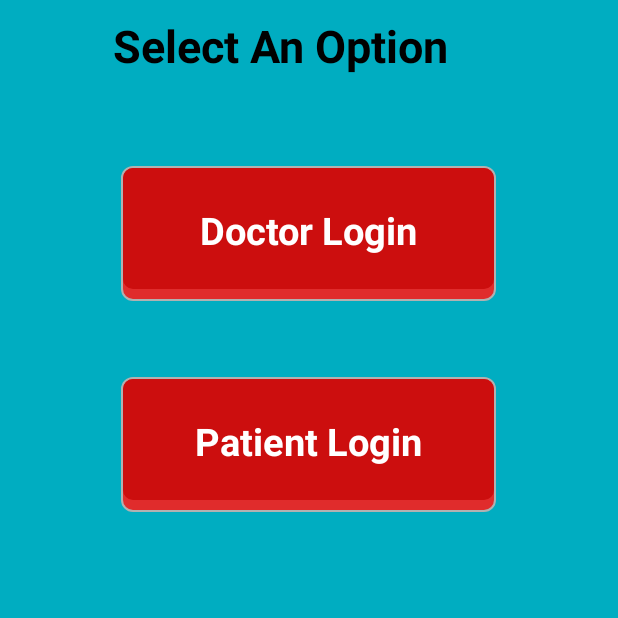
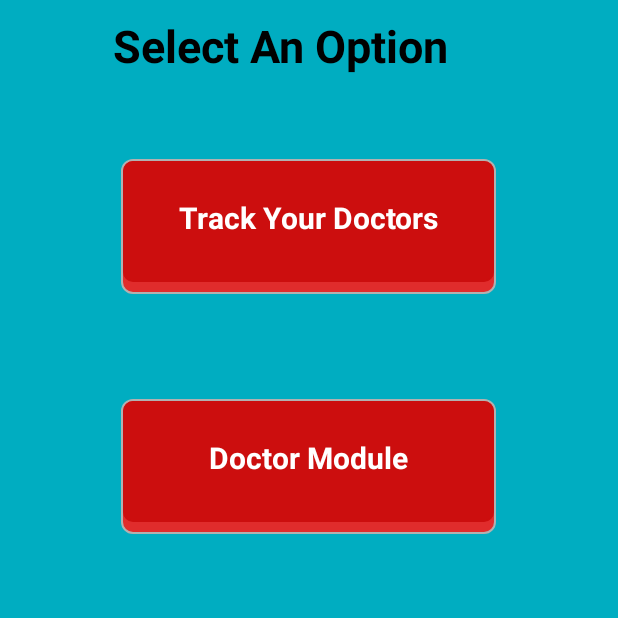
Before and after one commit to Ritika94168/DoctorFinderApp, an Android app: the FirstActivity screen opened directly, with no data from a screen before it, on a phone screen of 412 x 824 dp, the top half of it. Run offline under Robolectric (Android 15) with nearby library versions, the phone set to English and light mode, and no system bars.

Commit message:
Final Changes

```diff
--- a/app/src/main/java/com/anshul/doctorfinder/BookAppointmentActivity.java
+++ b/app/src/main/java/com/anshul/doctorfinder/BookAppointmentActivity.java
@@ -97,6 +97,8 @@ public class BookAppointmentActivity extends AppCompatActivity {
                 }
 
 
+
+
             }
         });
 
--- a/app/src/main/java/com/anshul/doctorfinder/FirstActivity.java
+++ b/app/src/main/java/com/anshul/doctorfinder/FirstActivity.java
@@ -1,22 +1,54 @@
 package com.anshul.doctorfinder;
 
+import androidx.annotation.RequiresApi;
 import androidx.appcompat.app.AppCompatActivity;
 
+import android.app.ProgressDialog;
+import android.content.Context;
 import android.content.Intent;
+import android.content.SharedPreferences;
+import android.net.Uri;
+import android.os.AsyncTask;
+import android.os.Build;
 import android.os.Bundle;
 import android.view.View;
 import android.view.WindowManager;
 import android.widget.Button;
 import android.widget.LinearLayout;
 
+import java.io.BufferedReader;
+import java.io.BufferedWriter;
+import java.io.IOException;
+import java.io.InputStream;
+import java.io.InputStreamReader;
+import java.io.OutputStream;
+import java.io.OutputStreamWriter;
+import java.net.HttpURLConnection;
+import java.net.MalformedURLException;
+import java.net.URL;
+
 public class FirstActivity extends AppCompatActivity {
 LinearLayout doctorlogin,patientlogin;
+    public static final int CONNECTION_TIMEOUT = 10000;
+    public static final int READ_TIMEOUT = 15000;
+    SharedPreferences sharedpreferences;
+    public static final String mypreference = "mypref";
+    String ps1, ps2, ps3, ps4;
+    Boolean resultSTR = false;
+    String resultpid;
+    Boolean resultSTR1 = false;
     @Override
     protected void onCreate(Bundle savedInstanceState) {
         super.onCreate(savedInstanceState);
         setContentView(R.layout.activity_first);
+        sharedpreferences = getSharedPreferences(mypreference, Context.MODE_PRIVATE);
+        ps1 = sharedpreferences.getString("LoginSession1", "");
+        ps2 = sharedpreferences.getString("Username1", "");
+        ps3 = sharedpreferences.getString("Password1", "");
+        ps4 = sharedpreferences.getString("pid", "");
         doctorlogin=(LinearLayout) findViewById(R.id.doctorlogin);
         patientlogin=(LinearLayout) findViewById(R.id.patientLogin);
+        new AsyncLogin1().execute(ps2, ps3);
          getWindow().setFlags(WindowManager.LayoutParams.FLAG_FULLSCREEN,
                 WindowManager.LayoutParams.FLAG_FULLSCREEN);
         doctorlogin.setOnClickListener(new View.OnClickListener() {
@@ -30,9 +62,23 @@ LinearLayout doctorlogin,patientlogin;
         patientlogin.setOnClickListener(new View.OnClickListener() {
             @Override
             public void onClick(View v) {
-                Intent intent=new Intent(FirstActivity.this,PatientLoginScreen.class);
-                startActivity(intent);
-                overridePendingTransition(R.anim.right_in,R.anim.left_out);
+                if (ps1.equals("LoggedInPatient") && resultSTR1) {
+//                    Intent intent = new Intent(CompleteDoctorProfile.this, PatientMainMenu.class);
+//                    intent.putExtra("pid", ps4);
+//                    startActivity(intent);
+//                    overridePendingTransition(R.anim.right_in, R.anim.left_out);
+                    Intent intent1 = new Intent(FirstActivity.this, PatientMainMenu.class);
+                    intent1.putExtra("pid",resultpid);
+                    startActivity(intent1);
+                    overridePendingTransition(R.anim.right_in, R.anim.left_out);
+                }
+                else {
+                    Intent intent=new Intent(FirstActivity.this,MainActivity.class);
+                    startActivity(intent);
+                    overridePendingTransition(R.anim.right_in,R.anim.left_out);
+
+                }
+
             }
         });
     }
@@ -43,4 +89,106 @@ LinearLayout doctorlogin,patientlogin;
         android.os.Process.killProcess(android.os.Process.myPid());
         System.exit(1);
     }
+    public class AsyncLogin1 extends AsyncTask<String, String, String> {
+        private ProgressDialog dialog = new ProgressDialog(FirstActivity.this);
+
+        HttpURLConnection conn;
+        URL url = null;
+
+        @RequiresApi(api = Build.VERSION_CODES.LOLLIPOP)
+        @Override
+        protected void onPreExecute() {
+            super.onPreExecute();
+
+        }
+
+        @Override
+        protected String doInBackground(String... params) {
+            try {
+
+                url = new URL("http://doc.gsinfotec.in/loginphpfile.php?action=loginPatient");
+
+            } catch (MalformedURLException e) {
+                // TODO Auto-generated catch block
+                e.printStackTrace();
+                return "exception";
+            }
+            try {
+                // Setup HttpURLConnection class to send and receive data from php and mysql
+                conn = (HttpURLConnection) url.openConnection();
+                conn.setReadTimeout(READ_TIMEOUT);
+                conn.setConnectTimeout(CONNECTION_TIMEOUT);
+                conn.setRequestMethod("POST");
+
+                // setDoInput and setDoOutput method depict handling of both send and receive
+                conn.setDoInput(true);
+                conn.setDoOutput(true);
+
+                // Append parameters to URL
+                Uri.Builder builder = new Uri.Builder()
+                        .appendQueryParameter("username", params[0])
+                        .appendQueryParameter("password", params[1]);
+                String query = builder.build().getEncodedQuery();
+
+                // Open connection for sending data
+                OutputStream os = conn.getOutputStream();
+                BufferedWriter writer = new BufferedWriter(
+                        new OutputStreamWriter(os, "UTF-8"));
+                writer.write(query);
+                writer.flush();
+                writer.close();
+                os.close();
+                conn.connect();
+
+            } catch (IOException e1) {
+                // TODO Auto-generated catch block
+                e1.printStackTrace();
+                return "exception";
+            }
+
+            try {
+
+                int response_code = conn.getResponseCode();
+
+                // Check if successful connection made
+                if (response_code == HttpURLConnection.HTTP_OK) {
+
+                    // Read data sent from server
+                    InputStream input = conn.getInputStream();
+                    BufferedReader reader = new BufferedReader(new InputStreamReader(input));
+                    StringBuilder result = new StringBuilder();
+                    String line;
+
+                    while ((line = reader.readLine()) != null) {
+                        result.append(line);
+                    }
+                    return (result.toString());
+
+                } else {
+
+                    return ("unsuccessful");
+                }
+
+            } catch (IOException e) {
+                e.printStackTrace();
+                return "exception";
+            } finally {
+                conn.disconnect();
+            }
+
+
+        }
+
+        @Override
+        protected void onPostExecute(String result) {
+
+            resultpid=result;
+
+            if (!result.equals("")) {
+
+                resultSTR1 = true;
+
+            }
+        }
+    }
 }
--- a/app/src/main/res/layout/activity_first.xml
+++ b/app/src/main/res/layout/activity_first.xml
@@ -31,12 +31,37 @@
         <LinearLayout
             android:layout_width="250dp"
             android:layout_height="90sp"
+            android:layout_marginTop="25sp"
+            android:layout_marginRight="5sp"
+            android:layout_below="@+id/adminmenu"
+            android:id="@+id/patientLogin"
+            android:orientation="vertical"
+            android:background="@drawable/re_button"
+            android:layout_marginBottom="40sp"
+            android:layout_marginLeft="5sp">
+            <TextView
+                android:layout_width="wrap_content"
+                android:layout_height="wrap_content"
+                android:textStyle="bold"
+                android:textAlignment="center"
+                android:layout_gravity="center"
+                android:layout_marginTop="15dp"
+                android:id="@+id/user"
+                android:text="Track Your Doctors"
+                android:textColor="#ffffff"
+                android:textSize="20sp"
+                />
+
+        </LinearLayout>
+        <LinearLayout
+            android:layout_width="250dp"
+            android:layout_height="90sp"
             android:layout_marginTop="30sp"
             android:layout_marginRight="5sp"
             android:orientation="vertical"
             android:id="@+id/doctorlogin"
             android:background="@drawable/re_button"
-            android:layout_below="@+id/adminmenu"
+            android:layout_below="@+id/patientLogin"
             android:layout_marginBottom="25sp"
             android:layout_marginLeft="5sp">
             <TextView
@@ -46,37 +71,13 @@
                 android:textAlignment="center"
                 android:layout_gravity="center"
                 android:layout_marginTop="15dp"
-                android:text="Doctor Login"
+                android:text="Doctor Module"
                 android:id="@+id/admin"
                 android:textColor="#ffffff"
-                android:textSize="25sp"
+                android:textSize="20sp"
                 />
 
         </LinearLayout>
-        <LinearLayout
-            android:layout_width="250dp"
-            android:layout_height="90sp"
-            android:layout_marginTop="25sp"
-            android:layout_marginRight="5sp"
-            android:layout_below="@+id/doctorlogin"
-            android:id="@+id/patientLogin"
-            android:orientation="vertical"
-            android:background="@drawable/re_button"
-            android:layout_marginBottom="40sp"
-            android:layout_marginLeft="5sp">
-            <TextView
-                android:layout_width="wrap_content"
-                android:layout_height="wrap_content"
-                 android:textStyle="bold"
-                android:textAlignment="center"
-                android:layout_gravity="center"
-                android:layout_marginTop="15dp"
-                android:id="@+id/user"
-                android:text="Patient Login"
-                android:textColor="#ffffff"
-                android:textSize="25sp"
-                />
 
-        </LinearLayout>
     </RelativeLayout>
 </RelativeLayout>
```
Also changed, not shown: app/src/main/java/com/anshul/doctorfinder/CompleteDoctorProfile.java (+127 -9 lines), app/src/main/java/com/anshul/doctorfinder/PatientLoginScreen.java (+4 -3 lines).
